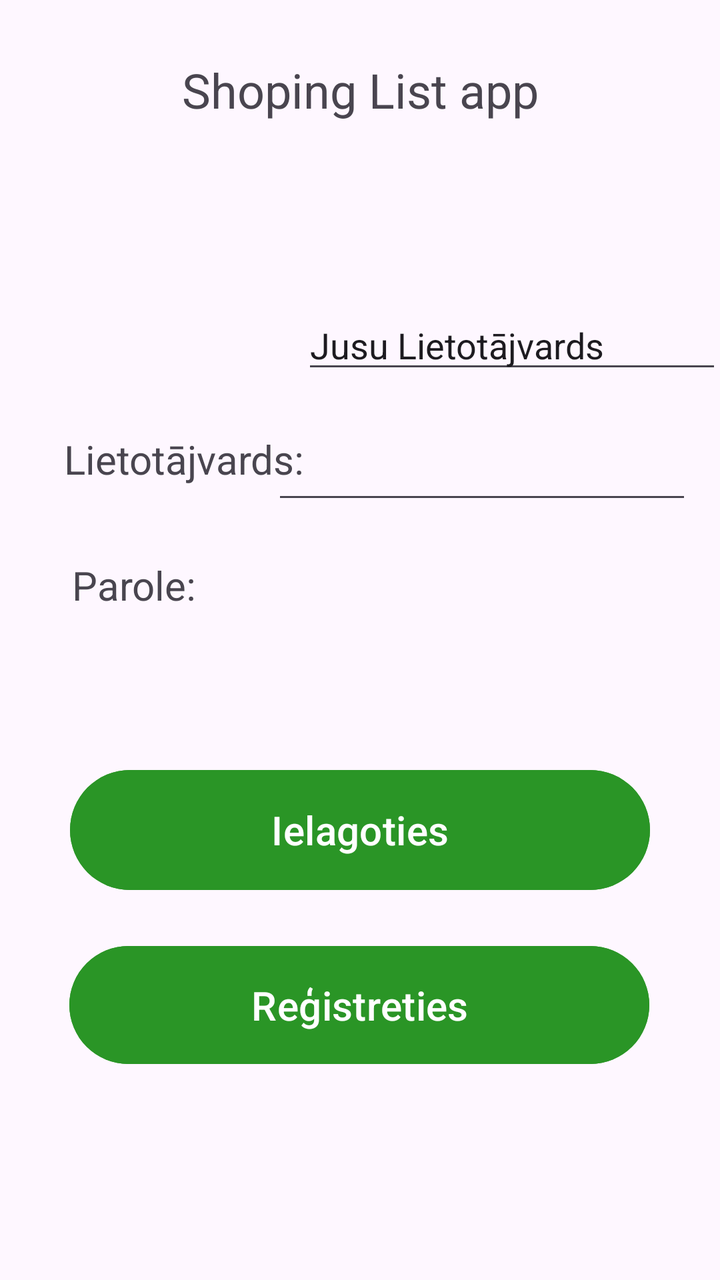
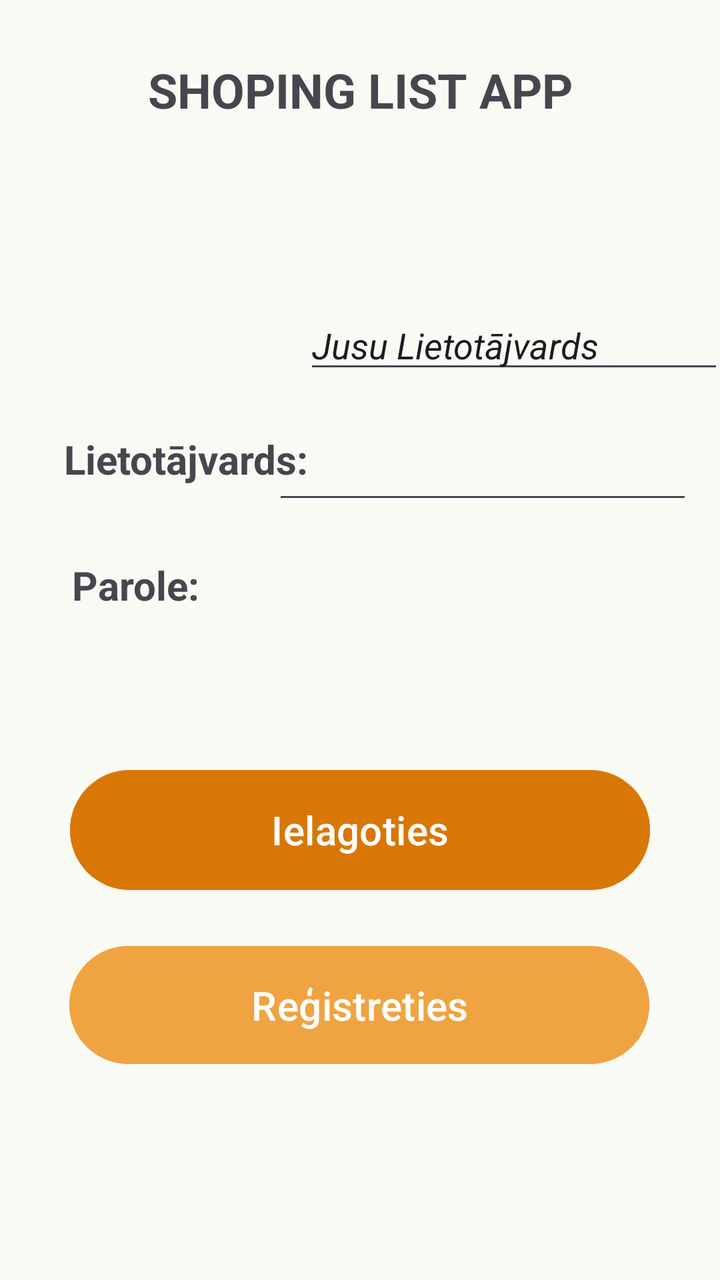

An Android layout rendered at two revisions. The XML below is the earlier revision; the diff shows what the commit changed to produce the second picture.
<!-- AndroidManifest.xml: application theme Theme._11_PD2_PA_Giruckis_Nikitins_2026 -->
<!-- res/layout/login.xml -->
<?xml version="1.0" encoding="utf-8"?>
<androidx.constraintlayout.widget.ConstraintLayout xmlns:android="http://schemas.android.com/apk/res/android"
    xmlns:app="http://schemas.android.com/apk/res-auto"
    xmlns:tools="http://schemas.android.com/tools"
    android:layout_width="match_parent"
    android:layout_height="match_parent">

    <Button
        android:id="@+id/Login_Registration"
        android:layout_width="290dp"
        android:layout_height="67dp"
        android:backgroundTint="#2A9526"
        android:insetLeft="0dp"
        android:insetTop="4dp"
        android:insetBottom="4dp"
        android:text="@string/Login_RegistrationText"
        android:textSize="20sp"
        app:layout_constraintBottom_toBottomOf="parent"
        app:layout_constraintEnd_toEndOf="parent"
        app:layout_constraintHorizontal_bias="0.495"
        app:layout_constraintStart_toStartOf="parent"
        app:layout_constraintTop_toBottomOf="@+id/Login_Text"
        app:layout_constraintVertical_bias="0.797" />

    <Button
        android:id="@+id/Login_SignIn"
        android:layout_width="290dp"
        android:layout_height="68dp"
        android:layout_marginBottom="20dp"
        android:backgroundTint="#2A9526"
        android:foregroundTint="#D33939"
        android:text="@string/Login_SignInText"
        android:textSize="20sp"
        app:layout_constraintBottom_toTopOf="@+id/Login_Registration"
        app:layout_constraintEnd_toEndOf="parent"
        app:layout_constraintStart_toStartOf="parent" />

    <EditText
        android:id="@+id/Login_PasswordInput"
        android:layout_width="wrap_content"
        android:layout_height="wrap_content"
        android:layout_marginBottom="124dp"
        android:ems="10"
        android:inputType="textPassword"
        app:layout_constraintBottom_toTopOf="@+id/Login_SignIn"
        app:layout_constraintEnd_toEndOf="parent"
        app:layout_constraintHorizontal_bias="0.728"
        app:layout_constraintStart_toEndOf="@+id/Login_PasswordText" />

    <TextView
        android:id="@+id/Login_PasswordText"
        android:layout_width="wrap_content"
        android:layout_height="wrap_content"
        android:layout_marginStart="36dp"
        android:text="@string/Login_PasswordText"
        android:textSize="20sp"
        app:layout_constraintBottom_toBottomOf="parent"
        app:layout_constraintStart_toStartOf="parent"
        app:layout_constraintTop_toBottomOf="@+id/Login_UsernameText"
        app:layout_constraintVertical_bias="0.097" />

    <TextView
        android:id="@+id/Login_UsernameText"
        android:layout_width="wrap_content"
        android:layout_height="wrap_content"
        android:layout_marginStart="32dp"
        android:layout_marginTop="216dp"
        android:text="@string/Login_UsernameText"
        android:textSize="20sp"
        app:layout_constraintStart_toStartOf="parent"
        app:layout_constraintTop_toTopOf="parent" />

    <EditText
        android:id="@+id/Login_UsernameInput"
        android:layout_width="wrap_content"
        android:layout_height="wrap_content"
        android:ems="10"
        android:inputType="text"
        android:text="@string/Login_UsernameInputText"
        app:layout_constraintBottom_toTopOf="@+id/Login_PasswordInput"
        app:layout_constraintEnd_toEndOf="parent"
        app:layout_constraintHorizontal_bias="0.594"
        app:layout_constraintStart_toEndOf="@+id/Login_UsernameText"
        app:layout_constraintTop_toTopOf="parent"
        app:layout_constraintVertical_bias="0.863" />

    <TextView
        android:id="@+id/Login_Text"
        android:layout_width="wrap_content"
        android:layout_height="wrap_content"
        android:text="@string/Login_Text"
        android:textSize="24sp"
        app:layout_constraintBottom_toBottomOf="parent"
        app:layout_constraintEnd_toEndOf="parent"
        app:layout_constraintStart_toStartOf="parent"
        app:layout_constraintTop_toTopOf="parent"
        app:layout_constraintVertical_bias="0.047" />
</androidx.constraintlayout.widget.ConstraintLayout>
<!-- resources referenced by this layout -->
<resources>
  <string name="Login_PasswordText">Parole:</string>
  <string name="Login_RegistrationText">Reģistreties</string>
  <string name="Login_SignInText">Ielagoties</string>
  <string name="Login_Text">Shoping List app</string>
  <string name="Login_UsernameInputText">Jusu Lietotājvards</string>
  <string name="Login_UsernameText">Lietotājvards:</string>
  <style name="Theme._11_PD2_PA_Giruckis_Nikitins_2026" parent="Base.Theme._11_PD2_PA_Giruckis_Nikitins_2026" />
  <style name="Base.Theme._11_PD2_PA_Giruckis_Nikitins_2026" parent="Theme.Material3.DayNight.NoActionBar">
          
          
      </style>
</resources>

<!-- the commit's change to res/layout/login.xml (unified diff, before → after) -->
@@ -3,13 +3,14 @@
     xmlns:app="http://schemas.android.com/apk/res-auto"
     xmlns:tools="http://schemas.android.com/tools"
     android:layout_width="match_parent"
-    android:layout_height="match_parent">
+    android:layout_height="match_parent"
+    android:background="#FAFAF5">
 
     <Button
         android:id="@+id/Login_Registration"
         android:layout_width="290dp"
         android:layout_height="67dp"
-        android:backgroundTint="#2A9526"
+        android:backgroundTint="#EFA441"
         android:insetLeft="0dp"
         android:insetTop="4dp"
         android:insetBottom="4dp"
@@ -27,7 +28,7 @@
         android:layout_width="290dp"
         android:layout_height="68dp"
         android:layout_marginBottom="20dp"
-        android:backgroundTint="#2A9526"
+        android:backgroundTint="#D97706"
         android:foregroundTint="#D33939"
         android:text="@string/Login_SignInText"
         android:textSize="20sp"
@@ -45,7 +46,8 @@
         app:layout_constraintBottom_toTopOf="@+id/Login_SignIn"
         app:layout_constraintEnd_toEndOf="parent"
         app:layout_constraintHorizontal_bias="0.728"
-        app:layout_constraintStart_toEndOf="@+id/Login_PasswordText" />
+        app:layout_constraintStart_toEndOf="@+id/Login_PasswordText"
+        tools:visibility="visible" />
 
     <TextView
         android:id="@+id/Login_PasswordText"
@@ -54,6 +56,7 @@
         android:layout_marginStart="36dp"
         android:text="@string/Login_PasswordText"
         android:textSize="20sp"
+        android:textStyle="bold"
         app:layout_constraintBottom_toBottomOf="parent"
         app:layout_constraintStart_toStartOf="parent"
         app:layout_constraintTop_toBottomOf="@+id/Login_UsernameText"
@@ -67,6 +70,7 @@
         android:layout_marginTop="216dp"
         android:text="@string/Login_UsernameText"
         android:textSize="20sp"
+        android:textStyle="bold"
         app:layout_constraintStart_toStartOf="parent"
         app:layout_constraintTop_toTopOf="parent" />
 
@@ -77,6 +81,7 @@
         android:ems="10"
         android:inputType="text"
         android:text="@string/Login_UsernameInputText"
+        android:textStyle="italic"
         app:layout_constraintBottom_toTopOf="@+id/Login_PasswordInput"
         app:layout_constraintEnd_toEndOf="parent"
         app:layout_constraintHorizontal_bias="0.594"
@@ -89,7 +94,9 @@
         android:layout_width="wrap_content"
         android:layout_height="wrap_content"
         android:text="@string/Login_Text"
+        android:textAllCaps="true"
         android:textSize="24sp"
+        android:textStyle="bold"
         app:layout_constraintBottom_toBottomOf="parent"
         app:layout_constraintEnd_toEndOf="parent"
         app:layout_constraintStart_toStartOf="parent"
